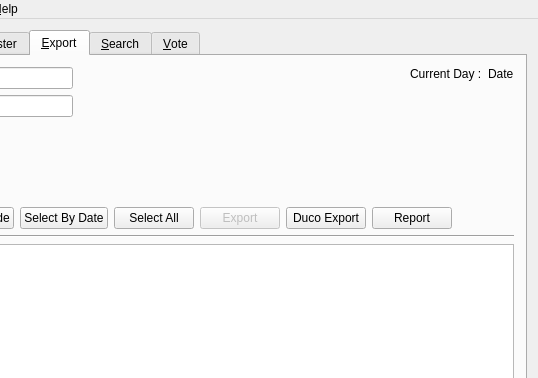
This is ui/mainwindow.ui in alirezafour/ilugRegister as Qt 5 draws it before an edit; both pictures show x 101 to 639 and y 0 to 378 of the 639 by 544 pixel window. The edited form follows.
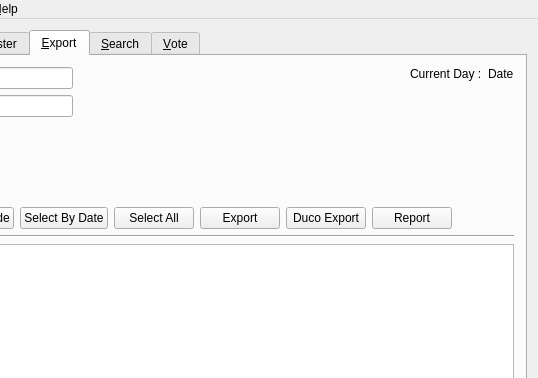
This is the edited form. The open tabs and pages were chosen to show the change.

```diff
--- a/ui/mainwindow.ui
+++ b/ui/mainwindow.ui
@@ -729,9 +729,6 @@
                 </item>
                 <item>
                  <widget class="QPushButton" name="ExportButton">
-                  <property name="enabled">
-                   <bool>false</bool>
-                  </property>
                   <property name="sizePolicy">
                    <sizepolicy hsizetype="Preferred" vsizetype="Fixed">
                     <horstretch>0</horstretch>
```
Left out of the diff: 2 changed lines with no effect on the pictures.
